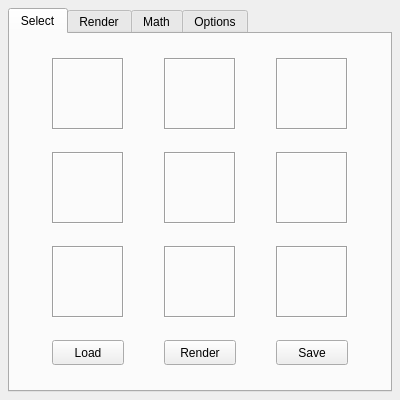
Old version of the form gui.ui in the repository denilsonsa/imagespace.
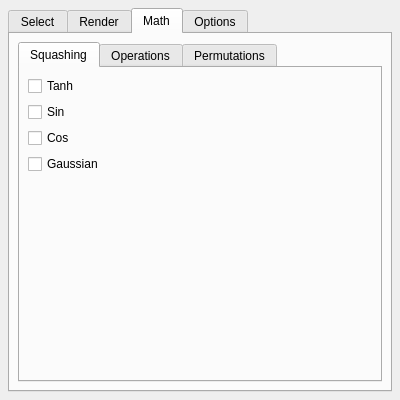
New version of the form. The open tabs and pages were chosen to show the change.

Commit message:
Fixed duplicate tab names
This resolves one set of warnings during compilation:

gui.ui: Warning: The name 'tab' (QWidget) is already in use, defaulting to 'tab1'.

```diff
--- a/gui.ui
+++ b/gui.ui
@@ -329,7 +329,7 @@
        </item>
       </layout>
      </widget>
-     <widget class="QWidget" name="tab">
+     <widget class="QWidget" name="tab_render">
       <attribute name="title">
        <string>Render</string>
       </attribute>
@@ -557,7 +557,7 @@
        </item>
       </layout>
      </widget>
-     <widget class="QWidget" name="tab">
+     <widget class="QWidget" name="tab_math">
       <attribute name="title">
        <string>Math</string>
       </attribute>
@@ -578,8 +578,8 @@
         <number>8</number>
        </property>
        <item>
-        <widget class="QTabWidget" name="tabWidget_2">
-         <widget class="QWidget" name="tab">
+        <widget class="QTabWidget" name="tabWidget_math">
+         <widget class="QWidget" name="tab_squashing">
           <attribute name="title">
            <string>Squashing</string>
           </attribute>
@@ -642,7 +642,7 @@
            </item>
           </layout>
          </widget>
-         <widget class="QWidget" name="tab">
+         <widget class="QWidget" name="tab_operations">
           <attribute name="title">
            <string>Operations</string>
           </attribute>
@@ -726,7 +726,7 @@
            </item>
           </layout>
          </widget>
-         <widget class="QWidget" name="tab">
+         <widget class="QWidget" name="tab_permutations">
           <attribute name="title">
            <string>Permutations</string>
           </attribute>
@@ -807,7 +807,7 @@
        </item>
       </layout>
      </widget>
-     <widget class="QWidget" name="tab">
+     <widget class="QWidget" name="tab_options">
       <attribute name="title">
        <string>Options</string>
       </attribute>
```
Left out of the diff: 4 changed lines with no effect on the pictures.
